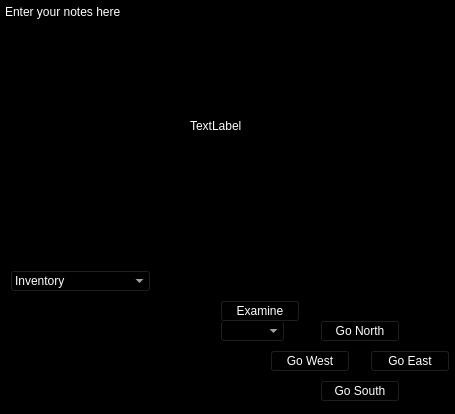
Qt form mainwindow.ui (ConorMcNelis/ZorkMurderMystery) before a commit.
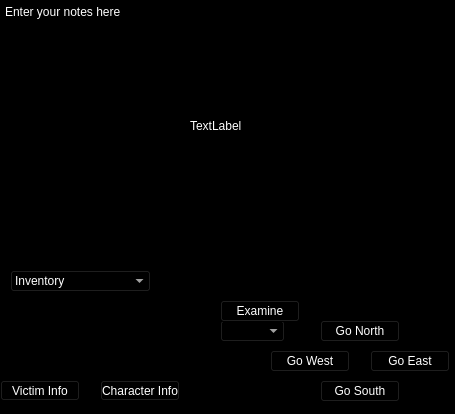
The same form after that commit.

What changed in the file:
```diff
--- a/mainwindow.ui
+++ b/mainwindow.ui
@@ -318,6 +318,40 @@
        </property>
       </item>
      </widget>
+     <widget class="QPushButton" name="VicButton">
+      <property name="geometry">
+       <rect>
+        <x>300</x>
+        <y>610</y>
+        <width>80</width>
+        <height>21</height>
+       </rect>
+      </property>
+      <property name="styleSheet">
+       <string notr="true">color: rgb(255, 255, 255);
+background-color: rgb(0, 0, 0);</string>
+      </property>
+      <property name="text">
+       <string>Victim Info</string>
+      </property>
+     </widget>
+     <widget class="QPushButton" name="MCButton">
+      <property name="geometry">
+       <rect>
+        <x>400</x>
+        <y>610</y>
+        <width>80</width>
+        <height>21</height>
+       </rect>
+      </property>
+      <property name="styleSheet">
+       <string notr="true">color: rgb(255, 255, 255);
+background-color: rgb(0, 0, 0);</string>
+      </property>
+      <property name="text">
+       <string>Character Info</string>
+      </property>
+     </widget>
     </widget>
     <widget class="QWidget" name="MainLobby">
      <widget class="QLabel" name="DialogueBox">
```
